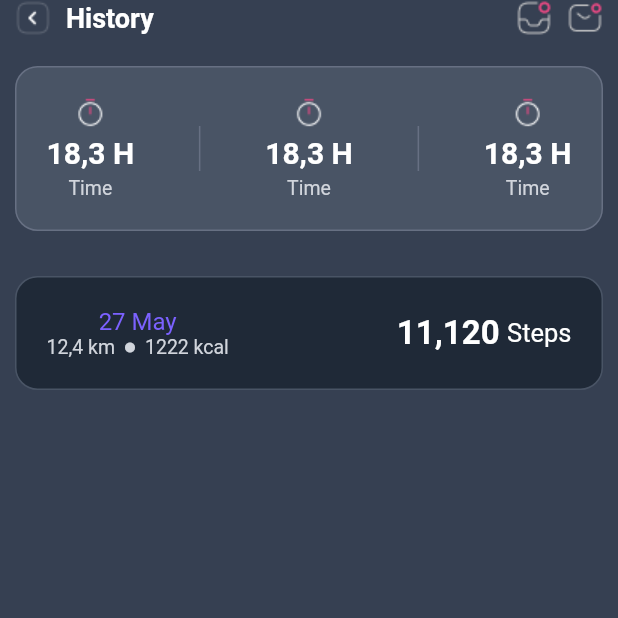
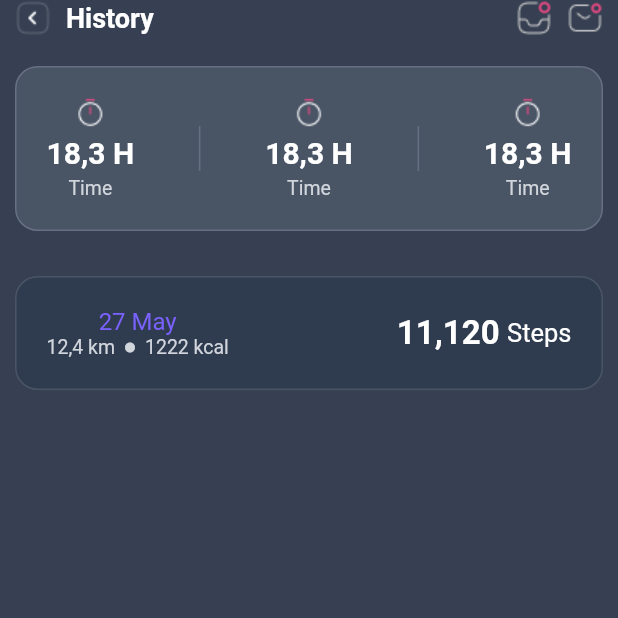
Before and after one commit to sudo-datluu/runfinity, a Flutter app: the screen it shows after launch, on a phone screen of 412 x 824 dp, the top half of it. Run offline on Flutter 3.47's test engine with Material 2 defaults, Android fonts, the phone set to English and light mode, and no system bars.

Commit message:
feat: ui history

```diff
--- a/lib/screens/history.dart
+++ b/lib/screens/history.dart
@@ -139,7 +139,7 @@ class _HistoryPageState extends State<HistoryPage> {
                 padding:
                     const EdgeInsets.symmetric(horizontal: 20, vertical: 20),
                 decoration: BoxDecoration(
-                  color: AppColors.neutral800,
+                  color: AppColors.neutral750,
                   border: Border.all(color: AppColors.neutral600),
                   borderRadius: BorderRadius.circular(15),
                 ),
@@ -180,9 +180,18 @@ class _HistoryPageState extends State<HistoryPage> {
                     ),
                     Row(
                       children: [
-                        AppText(text: '11,120', fontWeight: FontWeight.w700, size: 22,),
-                        const SizedBox(width: 5,),
-                        AppText(text: 'Steps', size: 17,)
+                        AppText(
+                          text: '11,120',
+                          fontWeight: FontWeight.w700,
+                          size: 22,
+                        ),
+                        const SizedBox(
+                          width: 5,
+                        ),
+                        AppText(
+                          text: 'Steps',
+                          size: 17,
+                        )
                       ],
                     )
                   ],
--- a/lib/styles/app_colors.dart
+++ b/lib/styles/app_colors.dart
@@ -36,5 +36,6 @@ class AppColors {
   static const neutral500 = Color(0xff677083);
   static const neutral600 = Color(0xff495465);
   static const neutral700 = Color(0xff364052);
+    static const neutral750 = Color(0xFF2F3C50);
   static const neutral800 = Color(0xff1f2937);
 }
```
